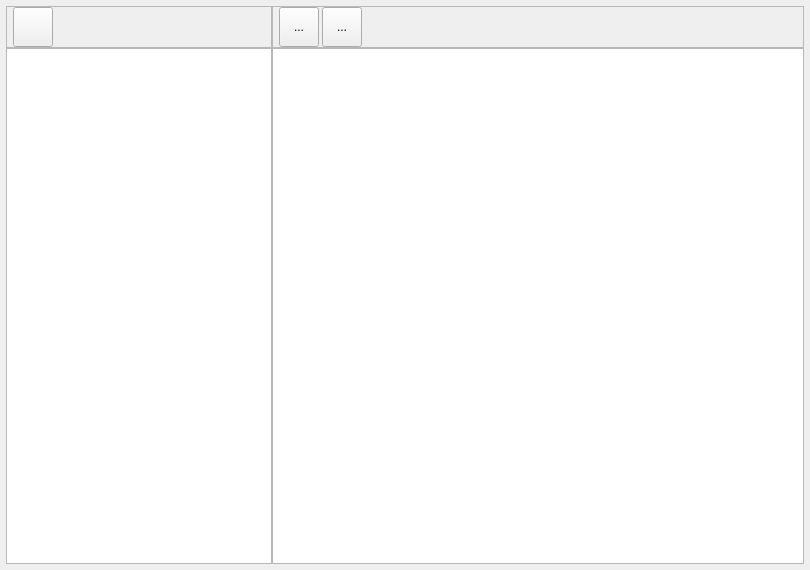
Above: src/opcbrowsewidget.ui from jkapter/OPC_DA_Telegram_bot before the change. Below: the same form after it.
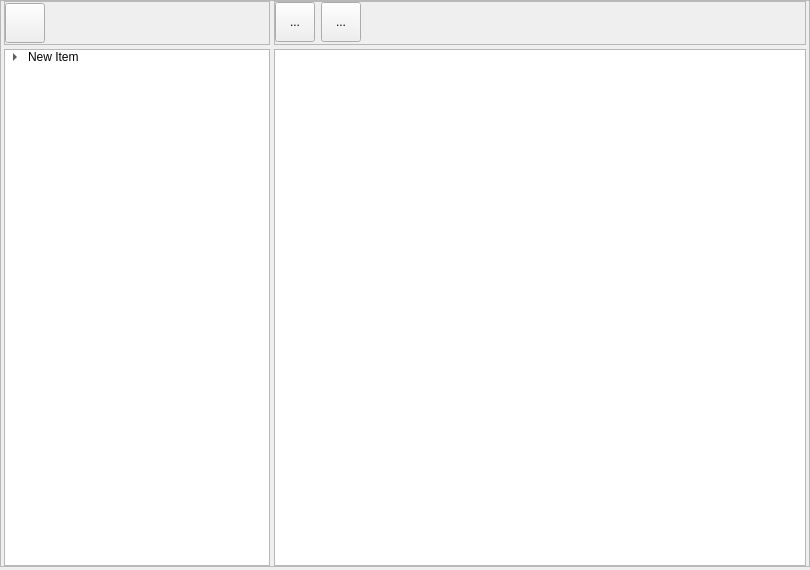
That is the form after the change. Icons and pictures are not drawn.

```diff
--- a/src/opcbrowsewidget.ui
+++ b/src/opcbrowsewidget.ui
@@ -19,7 +19,10 @@
   <property name="windowTitle">
    <string>Form</string>
   </property>
-  <layout class="QGridLayout" name="gridLayout_2">
+  <layout class="QVBoxLayout" name="verticalLayout">
+   <property name="spacing">
+    <number>3</number>
+   </property>
    <property name="leftMargin">
     <number>0</number>
    </property>
@@ -32,26 +35,30 @@
    <property name="bottomMargin">
     <number>0</number>
    </property>
-   <property name="spacing">
-    <number>0</number>
-   </property>
-   <item row="0" column="0">
+   <item>
+    <widget class="QFrame" name="frGridMain">
+     <property name="frameShape">
+      <enum>QFrame::Shape::StyledPanel</enum>
+     </property>
+     <property name="frameShadow">
+      <enum>QFrame::Shadow::Raised</enum>
+     </property>
     <layout class="QGridLayout" name="gridLayout" columnstretch="1,2">
      <property name="leftMargin">
-      <number>6</number>
+       <number>3</number>
      </property>
      <property name="topMargin">
-      <number>6</number>
+       <number>0</number>
      </property>
      <property name="rightMargin">
-      <number>6</number>
+       <number>3</number>
      </property>
      <property name="bottomMargin">
-      <number>6</number>
-     </property>
-     <item row="1" column="0">
-      <widget class="QListWidget" name="lwOPCServers"/>
-     </item>
+       <number>0</number>
+      </property>
+      <property name="spacing">
+       <number>4</number>
+      </property>
      <item row="0" column="0">
       <widget class="QFrame" name="frame">
        <property name="minimumSize">
@@ -67,11 +74,8 @@
         <enum>QFrame::Shadow::Raised</enum>
        </property>
        <layout class="QHBoxLayout" name="horizontalLayout_2">
-        <property name="spacing">
-         <number>3</number>
-        </property>
         <property name="leftMargin">
-         <number>6</number>
+          <number>0</number>
         </property>
         <property name="topMargin">
          <number>0</number>
@@ -146,11 +150,8 @@
         <enum>QFrame::Shadow::Raised</enum>
        </property>
        <layout class="QHBoxLayout" name="horizontalLayout">
-        <property name="spacing">
-         <number>3</number>
-        </property>
         <property name="leftMargin">
-         <number>6</number>
+          <number>0</number>
         </property>
         <property name="topMargin">
          <number>0</number>
@@ -159,7 +160,7 @@
          <number>0</number>
         </property>
         <property name="bottomMargin">
-         <number>0</number>
+          <number>2</number>
         </property>
         <item>
          <widget class="QToolButton" name="tbRefreshOPCTags">
@@ -238,7 +239,80 @@
        </layout>
       </widget>
      </item>
-    </layout>
+      <item row="1" column="1">
+       <widget class="QTableWidget" name="tblOPCTags">
+        <property name="styleSheet">
+         <string notr="true"/>
+        </property>
+       </widget>
+      </item>
+      <item row="1" column="0">
+       <widget class="QTreeWidget" name="twOPCServers">
+        <property name="rootIsDecorated">
+         <bool>true</bool>
+        </property>
+        <property name="sortingEnabled">
+         <bool>false</bool>
+        </property>
+        <property name="wordWrap">
+         <bool>true</bool>
+        </property>
+        <attribute name="headerVisible">
+         <bool>false</bool>
+        </attribute>
+        <attribute name="headerHighlightSections">
+         <bool>true</bool>
+        </attribute>
+        <column>
+         <property name="text">
+          <string>1</string>
+         </property>
+        </column>
+        <column>
+         <property name="text">
+          <string>2</string>
+         </property>
+        </column>
+        <item>
+         <property name="text">
+          <string>New Item</string>
+         </property>
+         <item>
+          <property name="text">
+           <string>New Subitem</string>
+          </property>
+         </item>
+         <item>
+          <property name="text">
+           <string>New Item</string>
+          </property>
+         </item>
+         <item>
+          <property name="text">
+           <string>New Item</string>
+          </property>
+         </item>
+        </item>
+       </widget>
+      </item>
+     </layout>
+    </widget>
+   </item>
+   <item>
+    <widget class="QFrame" name="frOPCConsole">
+     <property name="maximumSize">
+      <size>
+       <width>16777215</width>
+       <height>150</height>
+      </size>
+     </property>
+     <property name="frameShape">
+      <enum>QFrame::Shape::StyledPanel</enum>
+     </property>
+     <property name="frameShadow">
+      <enum>QFrame::Shadow::Raised</enum>
+     </property>
+    </widget>
    </item>
   </layout>
  </widget>
```
Left out of the diff: 11 changed lines with no effect on the pictures. Lines whose indentation alone changed are shown as unchanged.
